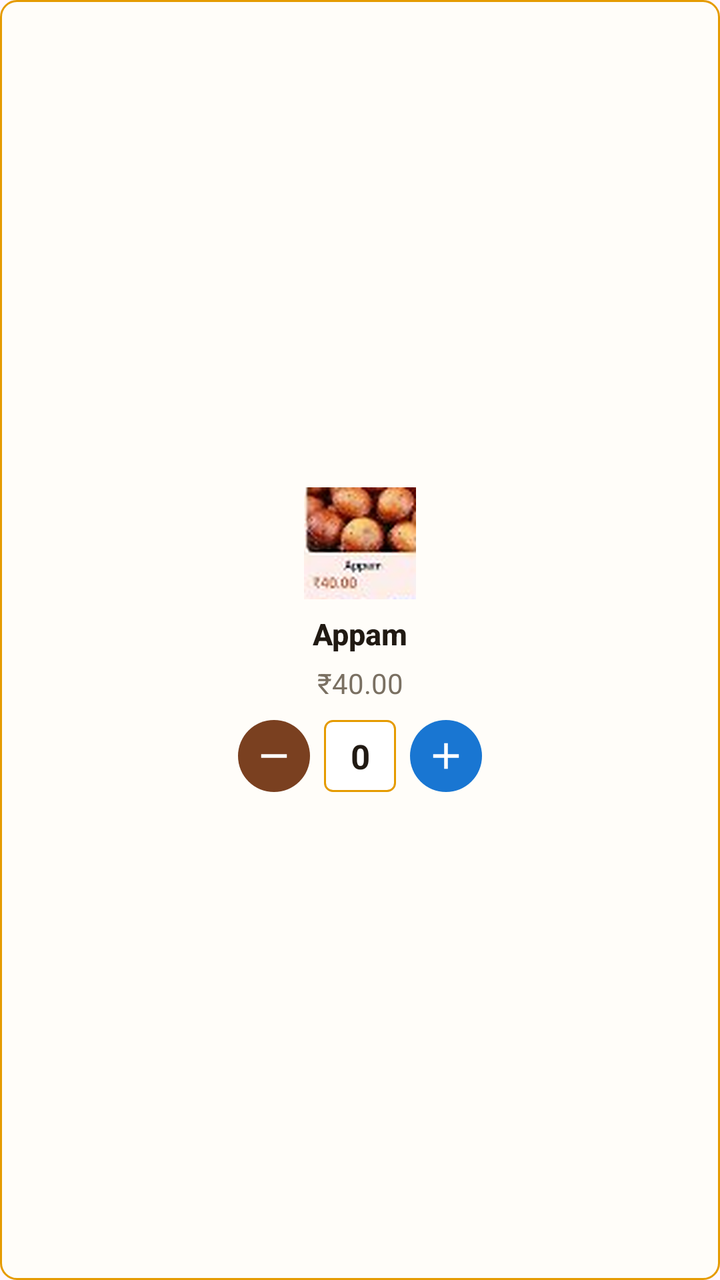
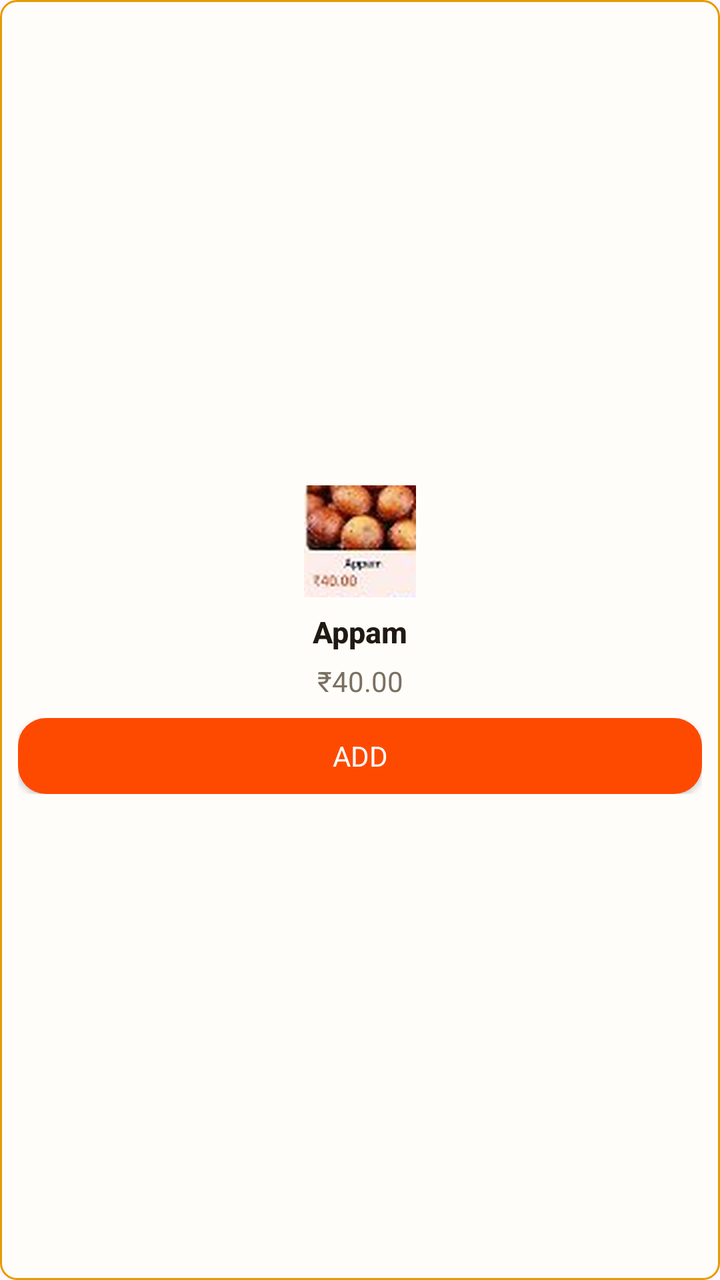

Screens rendered from an Android XML layout before and after an edit, with the pre-edit source and the edit as a unified diff.
<!-- AndroidManifest.xml: application theme Theme.XeniaOneTempleApp -->
<!-- res/layout/item_product_card.xml -->
<?xml version="1.0" encoding="utf-8"?>
<LinearLayout xmlns:android="http://schemas.android.com/apk/res/android"
    xmlns:app="http://schemas.android.com/apk/res-auto"
    xmlns:tools="http://schemas.android.com/tools"
    android:id="@+id/cardProductRoot"
    android:layout_width="match_parent"
    android:layout_height="wrap_content"
    android:layout_margin="8dp"
    android:background="@drawable/bg_item_card"
    android:gravity="center"
    android:orientation="vertical"
    android:padding="@dimen/product_card_padding">

    <ImageView
        android:id="@+id/ivProduct"
        android:layout_width="@dimen/product_image_size"
        android:layout_height="@dimen/product_image_size"
        android:layout_gravity="center_horizontal"
        android:contentDescription="Product Image"
        android:scaleType="centerCrop"
        android:src="@drawable/item_appam" />

    <TextView
        android:id="@+id/tvProductName"
        android:layout_width="match_parent"
        android:layout_height="wrap_content"
        android:layout_marginTop="@dimen/product_name_margin_top"
        android:ellipsize="end"
        android:fontFamily="sans-serif-medium"
        android:gravity="center"
        android:maxLines="1"
        android:text="Appam"
        android:textAlignment="center"
        android:textColor="@color/text_dark"
        android:textSize="@dimen/product_name_text_size"
        android:textStyle="bold" />

    <TextView
        android:id="@+id/tvProductPrice"
        android:layout_width="match_parent"
        android:layout_height="wrap_content"
        android:layout_marginTop="@dimen/product_price_margin_top"
        android:gravity="center"
        android:text="₹40.00"
        android:textAlignment="center"
        android:textColor="@color/text_muted"
        android:textSize="@dimen/product_price_text_size" />

    
    <LinearLayout
        android:layout_width="wrap_content"
        android:layout_height="wrap_content"
        android:layout_gravity="center_horizontal"
        android:layout_marginTop="@dimen/product_stepper_margin_top"
        android:gravity="center"
        android:orientation="horizontal">

        <ImageButton
            android:id="@+id/btnMinus"
            android:layout_width="@dimen/product_stepper_button_size"
            android:layout_height="@dimen/product_stepper_button_size"
            android:background="@drawable/bg_stepper_minus"
            android:contentDescription="Decrease quantity"
            android:padding="@dimen/product_stepper_icon_padding"
            android:scaleType="fitCenter"
            android:src="@drawable/ic_remove" />

        <TextView
            android:id="@+id/tvCount"
            android:layout_width="@dimen/product_stepper_count_width"
            android:layout_height="@dimen/product_stepper_button_size"
            android:layout_marginHorizontal="@dimen/product_stepper_count_margin"
            android:background="@drawable/bg_stepper_count"
            android:gravity="center"
            android:text="0"
            android:textColor="@color/text_dark"
            android:textSize="@dimen/product_stepper_count_text_size"
            android:textStyle="bold" />

        <ImageButton
            android:id="@+id/btnPlus"
            android:layout_width="@dimen/product_stepper_button_size"
            android:layout_height="@dimen/product_stepper_button_size"
            android:background="@drawable/bg_stepper_plus"
            android:contentDescription="Increase quantity"
            android:padding="@dimen/product_stepper_icon_padding"
            android:scaleType="fitCenter"
            android:src="@drawable/ic_add" />
    </LinearLayout>

</LinearLayout>
<!-- resources referenced by this layout -->
<resources>
  <color name="text_dark">#211A13</color>
  <color name="text_muted">#7A7062</color>
  <dimen name="product_card_padding">9dp</dimen>
  <dimen name="product_image_size">56dp</dimen>
  <dimen name="product_name_margin_top">7dp</dimen>
  <dimen name="product_name_text_size">15sp</dimen>
  <dimen name="product_price_margin_top">5dp</dimen>
  <dimen name="product_price_text_size">14sp</dimen>
  <dimen name="product_stepper_button_size">36dp</dimen>
  <dimen name="product_stepper_count_margin">7dp</dimen>
  <dimen name="product_stepper_count_text_size">17sp</dimen>
  <dimen name="product_stepper_count_width">36dp</dimen>
  <dimen name="product_stepper_icon_padding">7dp</dimen>
  <dimen name="product_stepper_margin_top">9dp</dimen>
  <!-- drawable bg_item_card (drawable) -->
  <?xml version="1.0" encoding="utf-8"?>
  <shape xmlns:android="http://schemas.android.com/apk/res/android"
      android:shape="rectangle">
      <solid android:color="@color/temple_card_bg" />
      <stroke
          android:width="1dp"
          android:color="@color/table_border" />
      <corners android:radius="8dp" />
  </shape>
  <!-- drawable bg_stepper_count (drawable) -->
  <?xml version="1.0" encoding="utf-8"?>
  <shape xmlns:android="http://schemas.android.com/apk/res/android"
      android:shape="rectangle">
      <solid android:color="@color/stepper_count_bg" />
      <stroke
          android:width="1dp"
          android:color="@color/table_border" />
      <corners android:radius="4dp" />
  </shape>
  <!-- drawable bg_stepper_minus (drawable) -->
  <?xml version="1.0" encoding="utf-8"?>
  <ripple xmlns:android="http://schemas.android.com/apk/res/android"
      android:color="#40FFFFFF">
      <item>
          <shape android:shape="oval">
              <solid android:color="@color/stepper_minus_brown" />
          </shape>
      </item>
  </ripple>
  <!-- drawable bg_stepper_plus (drawable) -->
  <?xml version="1.0" encoding="utf-8"?>
  <ripple xmlns:android="http://schemas.android.com/apk/res/android"
      android:color="#40FFFFFF">
      <item>
          <shape android:shape="oval">
              <solid android:color="@color/stepper_plus_blue" />
          </shape>
      </item>
  </ripple>
  <!-- drawable ic_add (drawable) -->
  <vector xmlns:android="http://schemas.android.com/apk/res/android"
      android:width="24dp"
      android:height="24dp"
      android:viewportWidth="24"
      android:viewportHeight="24">
    <path
        android:fillColor="#FFFFFFFF"
        android:pathData="M19,13h-6v6h-2v-6H5v-2h6V5h2v6h6v2z"/>
  </vector>
  <!-- drawable ic_remove (drawable) -->
  <vector xmlns:android="http://schemas.android.com/apk/res/android"
      android:width="24dp"
      android:height="24dp"
      android:viewportWidth="24"
      android:viewportHeight="24">
    <path
        android:fillColor="#FFFFFFFF"
        android:pathData="M19,13H5v-2h14v2z"/>
  </vector>
  <style name="Theme.XeniaOneTempleApp" parent="Base.Theme.XeniaOneTempleApp" />
  <color name="temple_card_bg">#FFFDF9</color>
  <color name="table_border">#E59B00</color>
  <color name="stepper_count_bg">#FFFFFF</color>
  <color name="stepper_minus_brown">#7A4020</color>
  <color name="stepper_plus_blue">#1976D2</color>
  <color name="temple_gold_primary">#A76505</color>
  <color name="temple_gold_dark">#7C4A02</color>
  <color name="pay_button_orange">#FE4A00</color>
  <color name="billing_screen_bg">#FAF1DA</color>
  <!-- unchanged entries left out for length: 2 -->
</resources>

<!-- the commit's change to res/layout/item_product_card.xml (unified diff, before → after) -->
@@ -47,45 +47,65 @@
         android:textSize="@dimen/product_price_text_size" />
 
     
-    <LinearLayout
-        android:layout_width="wrap_content"
+    <FrameLayout
+        android:layout_width="match_parent"
         android:layout_height="wrap_content"
         android:layout_gravity="center_horizontal"
         android:layout_marginTop="@dimen/product_stepper_margin_top"
-        android:gravity="center"
-        android:orientation="horizontal">
+        android:gravity="center">
 
-        <ImageButton
-            android:id="@+id/btnMinus"
-            android:layout_width="@dimen/product_stepper_button_size"
-            android:layout_height="@dimen/product_stepper_button_size"
-            android:background="@drawable/bg_stepper_minus"
-            android:contentDescription="Decrease quantity"
-            android:padding="@dimen/product_stepper_icon_padding"
-            android:scaleType="fitCenter"
-            android:src="@drawable/ic_remove" />
+        
+        <androidx.appcompat.widget.AppCompatButton
+            android:id="@+id/btnAdd"
+            android:layout_width="match_parent"
+            android:layout_height="38dp"
+            android:background="@drawable/bg_pay_button"
+            android:fontFamily="sans-serif-bold"
+            android:text="@string/btn_add"
+            android:textColor="@color/white"
+            android:textSize="14sp" />
 
-        <TextView
-            android:id="@+id/tvCount"
-            android:layout_width="@dimen/product_stepper_count_width"
-            android:layout_height="@dimen/product_stepper_button_size"
-            android:layout_marginHorizontal="@dimen/product_stepper_count_margin"
-            android:background="@drawable/bg_stepper_count"
+        
+        <LinearLayout
+            android:id="@+id/layoutStepper"
+            android:layout_width="wrap_content"
+            android:layout_height="wrap_content"
+            android:layout_gravity="center"
             android:gravity="center"
-            android:text="0"
-            android:textColor="@color/text_dark"
-            android:textSize="@dimen/product_stepper_count_text_size"
-            android:textStyle="bold" />
+            android:orientation="horizontal"
+            android:visibility="gone">
 
-        <ImageButton
-            android:id="@+id/btnPlus"
-            android:layout_width="@dimen/product_stepper_button_size"
-            android:layout_height="@dimen/product_stepper_button_size"
-            android:background="@drawable/bg_stepper_plus"
-            android:contentDescription="Increase quantity"
-            android:padding="@dimen/product_stepper_icon_padding"
-            android:scaleType="fitCenter"
-            android:src="@drawable/ic_add" />
-    </LinearLayout>
+            <ImageButton
+                android:id="@+id/btnMinus"
+                android:layout_width="@dimen/product_stepper_button_size"
+                android:layout_height="@dimen/product_stepper_button_size"
+                android:background="@drawable/bg_stepper_minus"
+                android:contentDescription="Decrease quantity"
+                android:padding="@dimen/product_stepper_icon_padding"
+                android:scaleType="fitCenter"
+                android:src="@drawable/ic_remove" />
+
+            <TextView
+                android:id="@+id/tvCount"
+                android:layout_width="@dimen/product_stepper_count_width"
+                android:layout_height="@dimen/product_stepper_button_size"
+                android:layout_marginHorizontal="@dimen/product_stepper_count_margin"
+                android:background="@drawable/bg_stepper_count"
+                android:gravity="center"
+                android:textColor="@color/text_dark"
+                android:textSize="@dimen/product_stepper_count_text_size"
+                android:textStyle="bold" />
+
+            <ImageButton
+                android:id="@+id/btnPlus"
+                android:layout_width="@dimen/product_stepper_button_size"
+                android:layout_height="@dimen/product_stepper_button_size"
+                android:background="@drawable/bg_stepper_plus"
+                android:contentDescription="Increase quantity"
+                android:padding="@dimen/product_stepper_icon_padding"
+                android:scaleType="fitCenter"
+                android:src="@drawable/ic_add" />
+        </LinearLayout>
+    </FrameLayout>
 
 </LinearLayout>
<!-- resource entries referenced after the edit -->
@@ -2,6 +2,7 @@
 <resources>
   <color name="text_dark">#211A13</color>
   <color name="text_muted">#7A7062</color>
+  <color name="white">#FFFFFF</color>
   <dimen name="product_card_padding">9dp</dimen>
   <dimen name="product_image_size">56dp</dimen>
   <dimen name="product_name_margin_top">7dp</dimen>
@@ -24,15 +25,26 @@
           android:color="@color/table_border" />
       <corners android:radius="8dp" />
   </shape>
+  <!-- drawable bg_pay_button (drawable) -->
+  <?xml version="1.0" encoding="utf-8"?>
+  <ripple xmlns:android="http://schemas.android.com/apk/res/android"
+      android:color="#40FFFFFF">
+      <item>
+          <shape android:shape="rectangle">
+              <solid android:color="@color/pay_button_orange" />
+              <corners android:radius="14dp" />
+          </shape>
+      </item>
+  </ripple>
   <!-- drawable bg_stepper_count (drawable) -->
   <?xml version="1.0" encoding="utf-8"?>
   <shape xmlns:android="http://schemas.android.com/apk/res/android"
       android:shape="rectangle">
       <solid android:color="@color/stepper_count_bg" />
-      <stroke
-          android:width="1dp"
-          android:color="@color/table_border" />
-      <corners android:radius="4dp" />
+  
+  
+  
+  
   </shape>
   <!-- drawable bg_stepper_minus (drawable) -->
   <?xml version="1.0" encoding="utf-8"?>
@@ -74,6 +86,7 @@
         android:fillColor="#FFFFFFFF"
         android:pathData="M19,13H5v-2h14v2z"/>
   </vector>
+  <string name="btn_add">ADD</string>
   <style name="Theme.XeniaOneTempleApp" parent="Base.Theme.XeniaOneTempleApp" />
   <color name="temple_card_bg">#FFFDF9</color>
   <color name="table_border">#E59B00</color>
